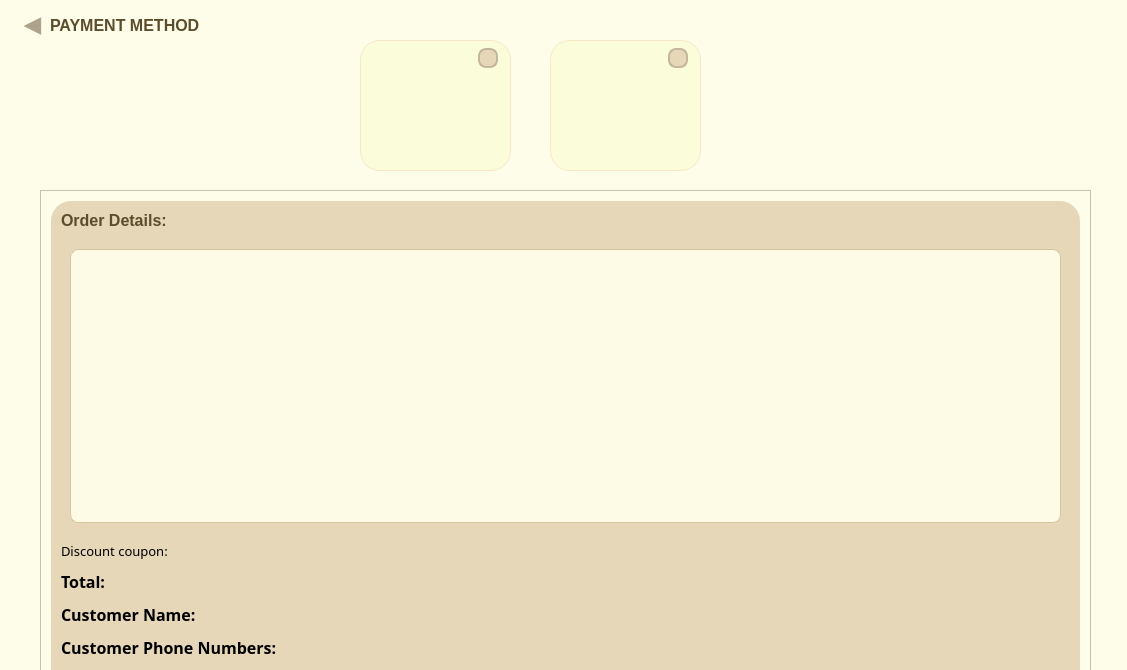
Qt form Ui/Checkout.ui (duckbumbum301/FinalProject) before a commit; both pictures show x 0 to 1127 and y 0 to 670 of the 1127 by 1013 pixel window.
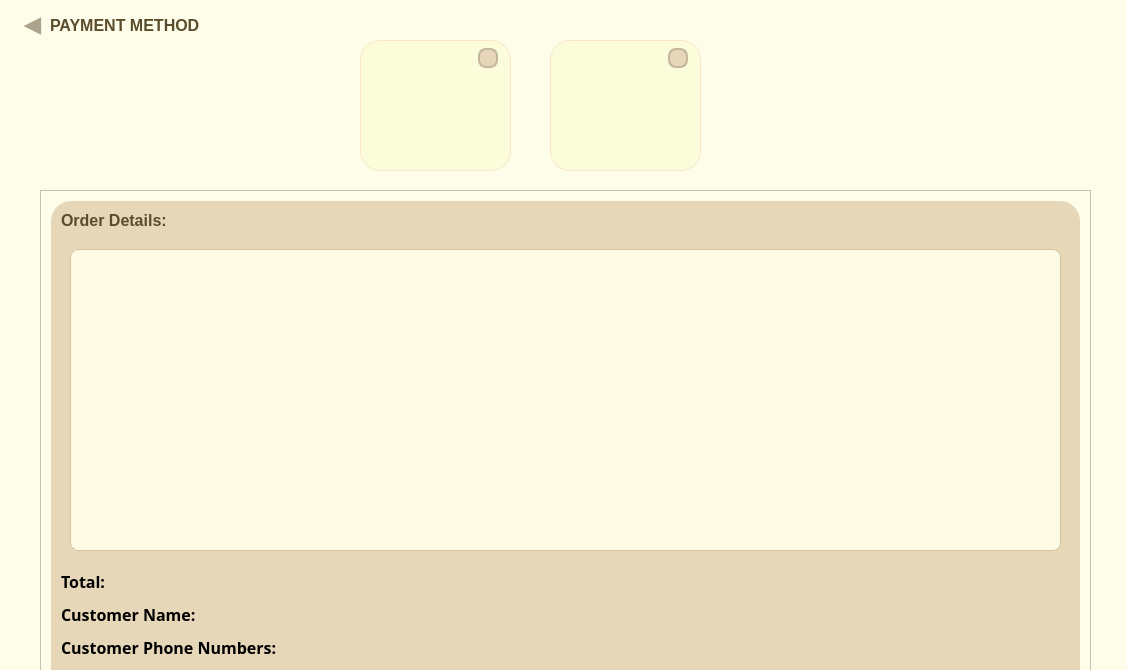
The same form after that commit. Icons and pictures are not drawn.

Commit message: chỉnh sửa check out ui

The edit to the form file:
```diff
--- a/Ui/Checkout.ui
+++ b/Ui/Checkout.ui
@@ -27,8 +27,8 @@
     <rect>
      <x>340</x>
      <y>10</y>
-     <width>391</width>
-     <height>171</height>
+     <width>401</width>
+     <height>191</height>
     </rect>
    </property>
    <property name="styleSheet">
@@ -376,8 +376,8 @@
             <rect>
              <x>0</x>
              <y>0</y>
-             <width>1001</width>
-             <height>422</height>
+             <width>1009</width>
+             <height>368</height>
             </rect>
            </property>
            <layout class="QHBoxLayout" name="horizontalLayout">
@@ -398,19 +398,6 @@
           </widget>
          </widget>
         </item>
-        <item>
-         <widget class="QLabel" name="label_discount">
-          <property name="font">
-           <font>
-            <family>Mongolian Baiti</family>
-            <pointsize>10</pointsize>
-           </font>
-          </property>
-          <property name="text">
-           <string>Discount coupon:</string>
-          </property>
-         </widget>
-        </item>
         <item>
          <widget class="QLabel" name="label_total">
           <property name="font">
```
Left out of the diff: 24 changed lines with no effect on the pictures. The commit also changes 1 other file.
